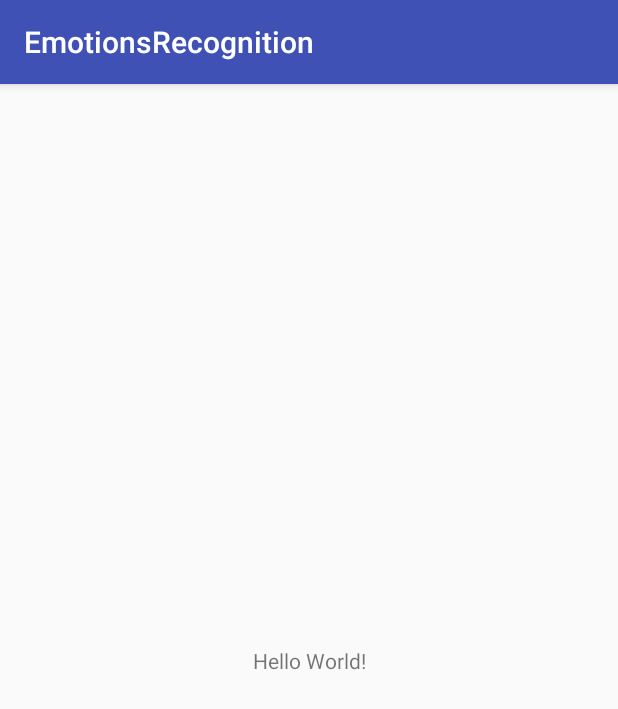
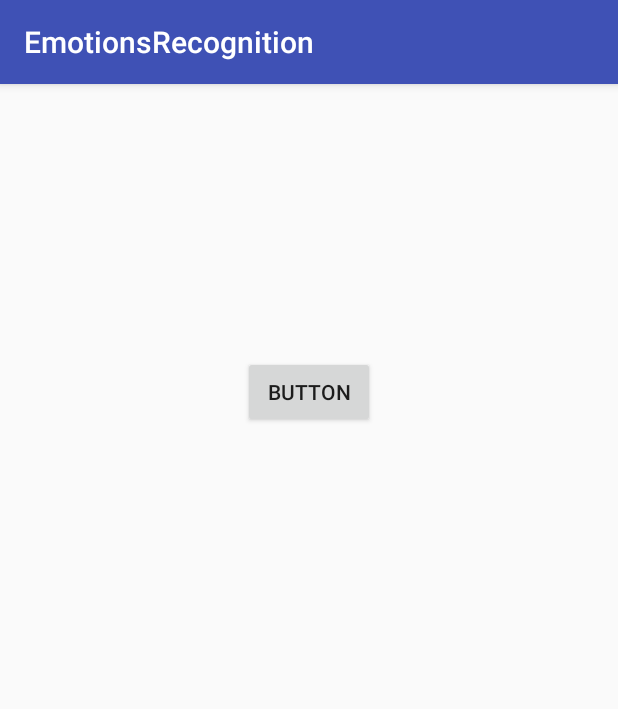
Before and after one commit to Irteza-S/EmotionsRecognition, an Android app: the screen it shows after launch (MainActivity), on a phone screen of 412 x 824 dp. Shown: the top 709 px of the screen. Run offline under Robolectric (Android 15) with nearby library versions, the phone set to English and light mode, and no system bars.

Commit message:
First try

```diff
--- a/app/src/main/res/layout/activity_main.xml
+++ b/app/src/main/res/layout/activity_main.xml
@@ -1,18 +1,17 @@
 <?xml version="1.0" encoding="utf-8"?>
-<android.support.constraint.ConstraintLayout xmlns:android="http://schemas.android.com/apk/res/android"
+<RelativeLayout xmlns:android="http://schemas.android.com/apk/res/android"
     xmlns:app="http://schemas.android.com/apk/res-auto"
     xmlns:tools="http://schemas.android.com/tools"
     android:layout_width="match_parent"
     android:layout_height="match_parent"
     tools:context=".MainActivity">
 
-    <TextView
+    <Button
+        android:id="@+id/button"
         android:layout_width="wrap_content"
         android:layout_height="wrap_content"
-        android:text="Hello World!"
-        app:layout_constraintBottom_toBottomOf="parent"
-        app:layout_constraintLeft_toLeftOf="parent"
-        app:layout_constraintRight_toRightOf="parent"
-        app:layout_constraintTop_toTopOf="parent" />
-
-</android.support.constraint.ConstraintLayout>
+        android:layout_alignParentTop="true"
+        android:layout_centerHorizontal="true"
+        android:layout_marginTop="181dp"
+        android:text="Button" />
+</RelativeLayout>
```
